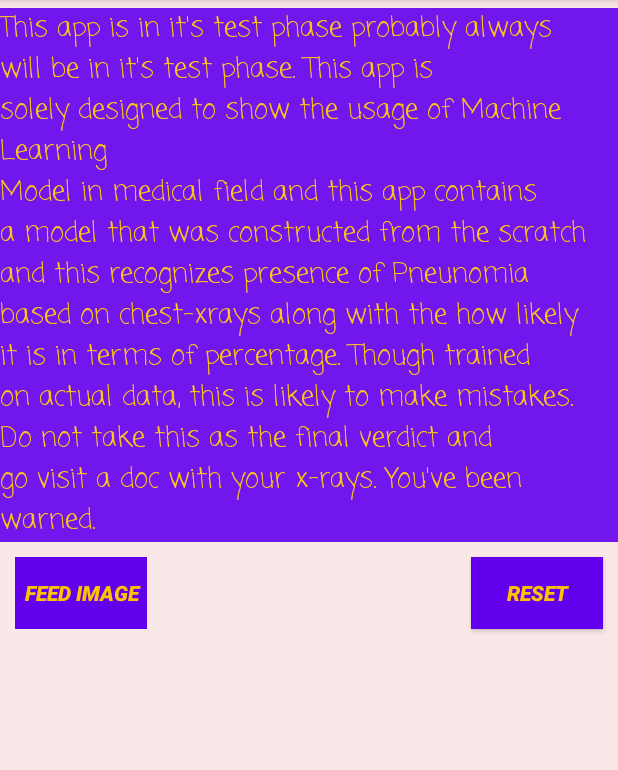
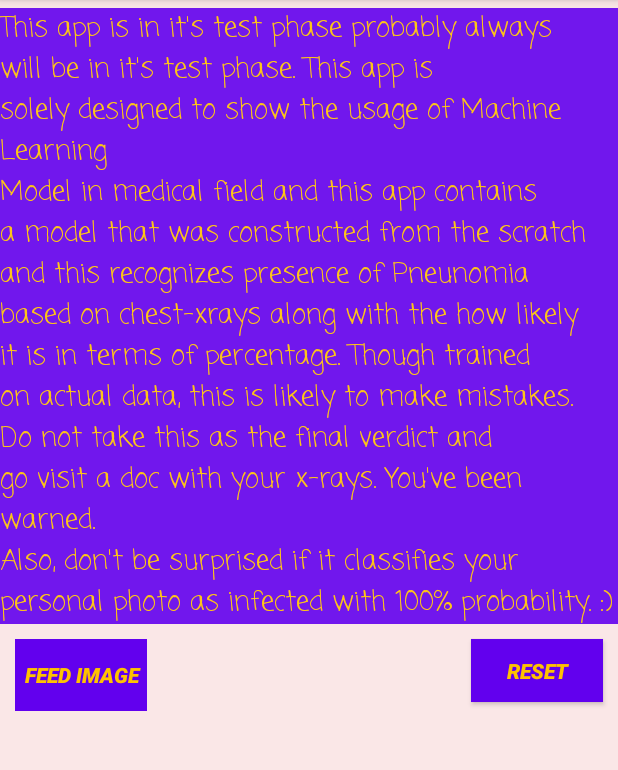
Before and after one commit to achieveordie/Nomonia, an Android app: the screen it shows after launch (MainActivity), on a phone screen of 412 x 824 dp, the part 84-854 px from its top. Run offline under Robolectric (Android 15) with nearby library versions, the phone set to English and light mode, and no system bars; 1 statement that could not run was skipped.

Commit message:
Update strings.xml

```diff
--- a/app/src/main/res/values/strings.xml
+++ b/app/src/main/res/values/strings.xml
@@ -12,6 +12,8 @@
         \non actual data, this is likely to make mistakes.
         \nDo not take this as the final verdict and
         \ngo visit a doc with your x-rays. You\'ve been warned.
+        \nAlso, don\'t be surprised if it classifies your
+        \npersonal photo as infected with 100% probability. :)
     </string>
     <string name="button_search_text">Feed Image</string>
     <string name="button_reset_text">RESET</string>
```
